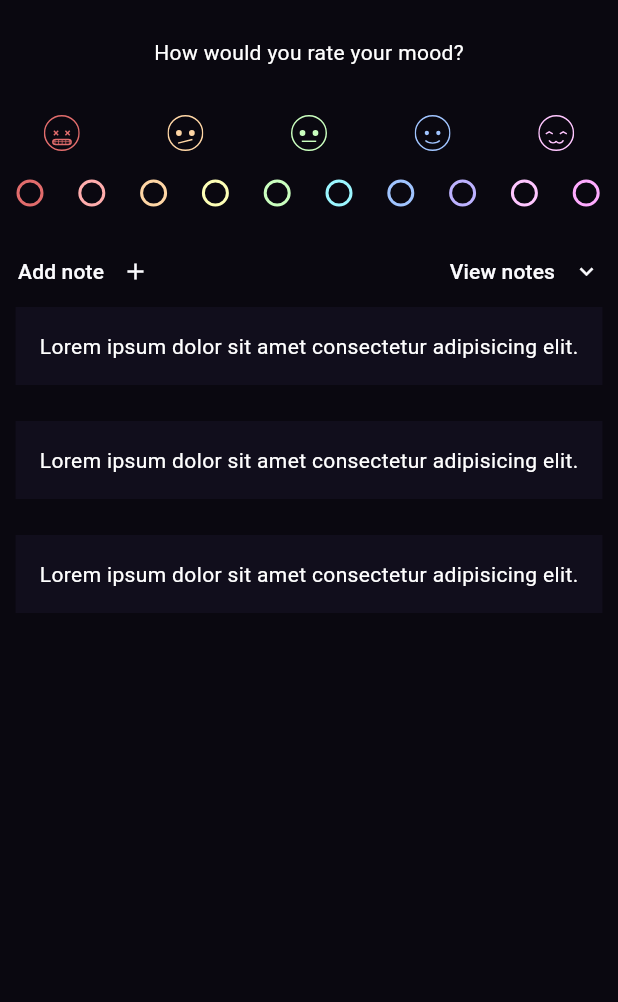
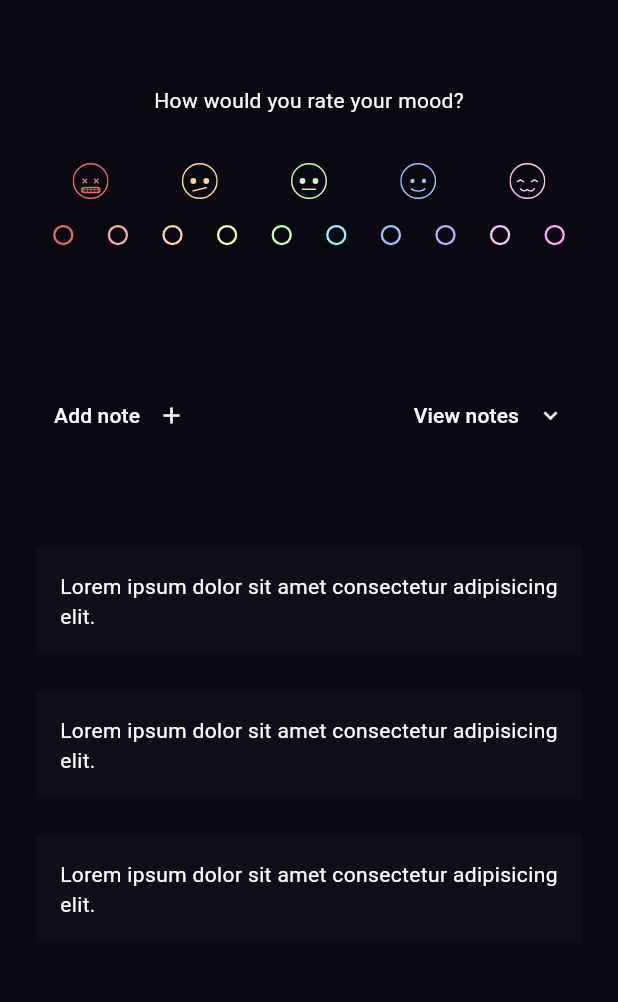
Before and after one commit to c0dehamster/mental_health_diary, a Flutter app: the screen it shows after launch, on a phone screen of 412 x 824 dp, the part 71-1073 px from its top. Run offline on Flutter 3.47's test engine with Material 3 defaults, Android fonts, the phone set to English and light mode, and no system bars; our stand-ins replace flutter_svg, hive, hive_flutter; accounts and stored records are empty.

Commit message:
Adjust sizes and spacings of the UI elements

```diff
--- a/lib/components/mood_picker.dart
+++ b/lib/components/mood_picker.dart
@@ -28,7 +28,9 @@ class _MoodPickerState extends State<MoodPicker> {
         .map((emoji) => SvgPicture.asset(emoji, width: 24, height: 24))
         .toList();
 
-    return Column(
+    return Padding(
+      padding: const EdgeInsets.only(bottom: 72),
+      child: Column(
         crossAxisAlignment: CrossAxisAlignment.center,
         children: [
           const Text("How would you rate your mood?"),
@@ -45,8 +47,9 @@ class _MoodPickerState extends State<MoodPicker> {
           Row(
             children: List<Widget>.generate(moodSpectre.length, (index) {
               return Expanded(
-              child: RadioListTile<int>(
-                  contentPadding: const EdgeInsets.all(0),
+                child: Transform.scale(
+                  scale: 0.75,
+                  child: Radio<int>(
                       toggleable: true,
                       fillColor: MaterialStateProperty.all(moodSpectre[index]),
                       value: index,
@@ -56,10 +59,12 @@ class _MoodPickerState extends State<MoodPicker> {
                           _moodValue = value;
                         });
                       }),
+                ),
               );
             }),
           ),
         ],
+      ),
     );
   }
 }
--- a/lib/components/notes_section.dart
+++ b/lib/components/notes_section.dart
@@ -1,5 +1,5 @@
 import 'package:flutter/material.dart';
-import 'package:mental_health_diary/components/NoteTile.dart';
+import 'package:mental_health_diary/components/note_tile.dart';
 import 'package:mental_health_diary/components/icon_button_naked.dart';
 
 class NotesSection extends StatelessWidget {
@@ -24,6 +24,7 @@ class NotesSection extends StatelessWidget {
             ),
           ],
         ),
+        const SizedBox(height: 64),
         const Column(
           children: [
             NoteTile(
--- a/lib/pages/home_page.dart
+++ b/lib/pages/home_page.dart
@@ -52,6 +52,7 @@ class _HomePageState extends State<HomePage> {
       ),
       drawer: const AppDrawer(),
       body: ListView(
+        padding: const EdgeInsets.symmetric(horizontal: 24, vertical: 32),
         children: const [
           MoodPicker(),
           NotesSection(),
```
Also changed, not shown: lib/components/note_tile.dart (renamed from lib/components/NoteTile.dart). Lines whose indentation alone changed are shown as unchanged.
